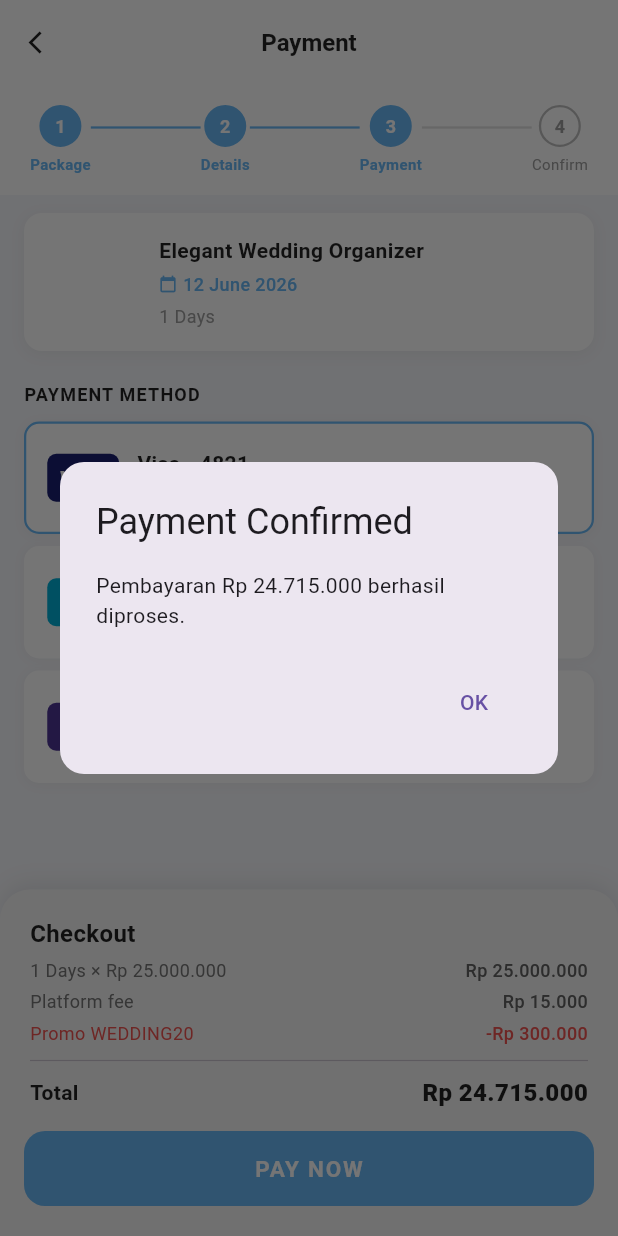
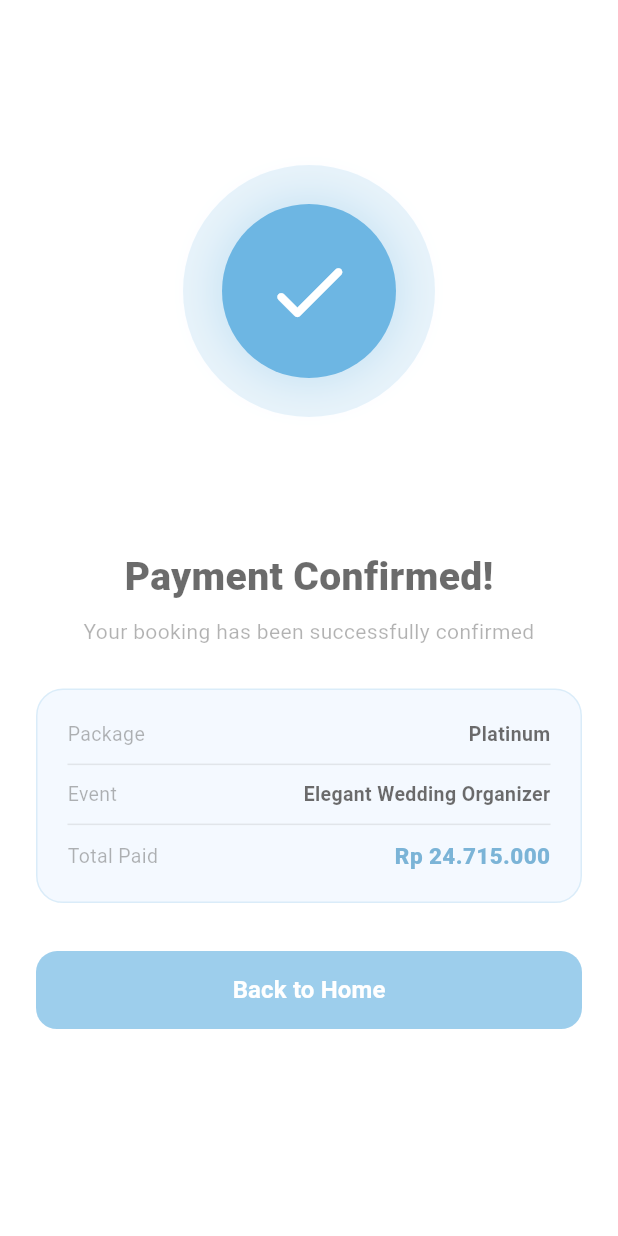
Before and after one commit to Nazlanyusuf/Final_Project_MHS_Group11, a Flutter app: the PaymentPage screen opened directly, after a tap on "PAY NOW", on a phone screen of 412 x 824 dp. Run offline on Flutter 3.47's test engine with Material 3 defaults, Android fonts, the phone set to English and light mode, and no system bars; our stand-ins replace shared_preferences; accounts and stored records are empty; network calls fail; Roboto replaces fonts that are missing (Poppins).

Commit message:
Updated Payment Page

```diff
--- a/lib/payment.dart
+++ b/lib/payment.dart
@@ -1,4 +1,5 @@
 import 'package:flutter/material.dart';
+import 'payment_success_page.dart';
 
 class PaymentPage extends StatefulWidget {
   final String packageName;
@@ -531,21 +532,14 @@ class _PaymentPageState extends State<PaymentPage> {
   }
 
   void _onPayNow() {
-    // Navigate to confirm page or show success dialog
-    showDialog(
-      context: context,
-      builder: (_) => AlertDialog(
-        shape: RoundedRectangleBorder(borderRadius: BorderRadius.circular(16)),
-        title: const Text('Payment Confirmed'),
-        content: Text(
-          'Pembayaran ${_formatRupiah(_total)} berhasil diproses.',
+    Navigator.push(
+      context,
+      MaterialPageRoute(
+        builder: (_) => PaymentSuccessPage(
+          packageName: widget.packageName,
+          eventName: widget.eventName,
+          total: _total,
         ),
-        actions: [
-          TextButton(
-            onPressed: () => Navigator.pop(context),
-            child: const Text('OK'),
-          ),
-        ],
       ),
     );
   }
--- /dev/null
+++ b/lib/payment_success_page.dart
@@ -0,0 +1,355 @@
+import 'dart:math';
+import 'package:flutter/material.dart';
+import 'main_navigation.dart';
+
+class PaymentSuccessPage extends StatefulWidget {
+  final String packageName;
+  final String eventName;
+  final double total;
+
+  const PaymentSuccessPage({
+    super.key,
+    required this.packageName,
+    required this.eventName,
+    required this.total,
+  });
+
+  @override
+  State<PaymentSuccessPage> createState() => _PaymentSuccessPageState();
+}
+
+class _PaymentSuccessPageState extends State<PaymentSuccessPage>
+    with TickerProviderStateMixin {
+  // Circle scales in with elastic bounce
+  late AnimationController _circleCtrl;
+  late Animation<double> _circleScale;
+
+  // Burst particles spread outward then fade
+  late AnimationController _burstCtrl;
+
+  // Checkmark pops in after circle
+  late AnimationController _checkCtrl;
+  late Animation<double> _checkScale;
+
+  // Content (text + card + button) fades + slides up
+  late AnimationController _contentCtrl;
+  late Animation<double> _contentOpacity;
+  late Animation<Offset> _contentSlide;
+
+  @override
+  void initState() {
+    super.initState();
+
+    _circleCtrl = AnimationController(
+      vsync: this,
+      duration: const Duration(milliseconds: 650),
+    );
+    _circleScale = CurvedAnimation(
+      parent: _circleCtrl,
+      curve: Curves.elasticOut,
+    );
+
+    _burstCtrl = AnimationController(
+      vsync: this,
+      duration: const Duration(milliseconds: 750),
+    );
+
+    _checkCtrl = AnimationController(
+      vsync: this,
+      duration: const Duration(milliseconds: 380),
+    );
+    _checkScale = CurvedAnimation(
+      parent: _checkCtrl,
+      curve: Curves.bounceOut,
+    );
+
+    _contentCtrl = AnimationController(
+      vsync: this,
+      duration: const Duration(milliseconds: 450),
+    );
+    _contentOpacity =
+        Tween<double>(begin: 0, end: 1).animate(_contentCtrl);
+    _contentSlide = Tween<Offset>(
+      begin: const Offset(0, 0.25),
+      end: Offset.zero,
+    ).animate(CurvedAnimation(parent: _contentCtrl, curve: Curves.easeOut));
+
+    // Sequence: circle + burst → checkmark → content
+    _circleCtrl.forward();
+    _burstCtrl.forward();
+    Future.delayed(const Duration(milliseconds: 420), () {
+      if (mounted) _checkCtrl.forward();
+    });
+    Future.delayed(const Duration(milliseconds: 750), () {
+      if (mounted) _contentCtrl.forward();
+    });
+  }
+
+  @override
+  void dispose() {
+    _circleCtrl.dispose();
+    _burstCtrl.dispose();
+    _checkCtrl.dispose();
+    _contentCtrl.dispose();
+    super.dispose();
+  }
+
+  String _fmt(double v) {
+    return 'Rp ${v.toStringAsFixed(0).replaceAllMapped(
+          RegExp(r'(\d{1,3})(?=(\d{3})+(?!\d))'),
+          (m) => '${m[1]}.',
+        )}';
+  }
+
+  @override
+  Widget build(BuildContext context) {
+    return Scaffold(
+      backgroundColor: Colors.white,
+      body: SafeArea(
+        child: SingleChildScrollView(
+          child: Padding(
+            padding: const EdgeInsets.symmetric(horizontal: 24),
+            child: Column(
+              children: [
+                const SizedBox(height: 64),
+
+                // ── Animated circle area ──────────────────────────
+                Center(
+                  child: SizedBox(
+                    width: 260,
+                    height: 260,
+                    child: Stack(
+                      alignment: Alignment.center,
+                      children: [
+                        // Burst particles
+                        AnimatedBuilder(
+                          animation: _burstCtrl,
+                          builder: (_, __) => CustomPaint(
+                            size: const Size(260, 260),
+                            painter: _BurstPainter(
+                                progress: _burstCtrl.value),
+                          ),
+                        ),
+
+                        // Outer glow ring
+                        ScaleTransition(
+                          scale: _circleScale,
+                          child: Container(
+                            width: 168,
+                            height: 168,
+                            decoration: BoxDecoration(
+                              color: const Color(0xFF6DB6E3)
+                                  .withOpacity(0.16),
+                              shape: BoxShape.circle,
+                            ),
+                          ),
+                        ),
+
+                        // Inner solid circle
+                        ScaleTransition(
+                          scale: _circleScale,
+                          child: Container(
+                            width: 116,
+                            height: 116,
+                            decoration: const BoxDecoration(
+                              color: Color(0xFF6DB6E3),
+                              shape: BoxShape.circle,
+                              boxShadow: [
+                                BoxShadow(
+                                  color: Color(0x446DB6E3),
+                                  blurRadius: 24,
+                                  spreadRadius: 4,
+                                ),
+                              ],
+                            ),
+                            child: ScaleTransition(
+                              scale: _checkScale,
+                              child: const Icon(
+                                Icons.check_rounded,
+                                color: Colors.white,
+                                size: 62,
+                              ),
+                            ),
+                          ),
+                        ),
+                      ],
+                    ),
+                  ),
+                ),
+
+                const SizedBox(height: 28),
+
+                // ── Animated content ─────────────────────────────
+                FadeTransition(
+                  opacity: _contentOpacity,
+                  child: SlideTransition(
+                    position: _contentSlide,
+                    child: Column(
+                      children: [
+                        const Text(
+                          'Payment Confirmed!',
+                          style: TextStyle(
+                            fontSize: 26,
+                            fontWeight: FontWeight.w800,
+                            color: Colors.black87,
+                          ),
+                        ),
+                        const SizedBox(height: 8),
+                        const Text(
+                          'Your booking has been successfully confirmed',
+                          textAlign: TextAlign.center,
+                          style: TextStyle(
+                              fontSize: 14, color: Colors.black45),
+                        ),
+
+                        const SizedBox(height: 28),
+
+                        // Detail card
+                        Container(
+                          width: double.infinity,
+                          padding: const EdgeInsets.all(20),
+                          decoration: BoxDecoration(
+                            color: const Color(0xFFF0F7FF),
+                            borderRadius: BorderRadius.circular(18),
+                            border: Border.all(
+                              color: const Color(0xFF6DB6E3)
+                                  .withOpacity(0.3),
+                            ),
+                          ),
+                          child: Column(
+                            children: [
+                              _row('Package', widget.packageName),
+                              const Padding(
+                                padding: EdgeInsets.symmetric(
+                                    vertical: 10),
+                                child: Divider(
+                                    height: 1, color: Colors.black12),
+                              ),
+                              _row('Event', widget.eventName),
+                              const Padding(
+                                padding: EdgeInsets.symmetric(
+                                    vertical: 10),
+                                child: Divider(
+                                    height: 1, color: Colors.black12),
+                              ),
+                              _row(
+                                'Total Paid',
+                                _fmt(widget.total),
+                                valueStyle: const TextStyle(
+                                  fontSize: 15,
+                                  fontWeight: FontWeight.w800,
+                                  color: Color(0xFF3A8FC4),
+                                ),
+                              ),
+                            ],
+                          ),
+                        ),
+
+                        const SizedBox(height: 32),
+
+                        SizedBox(
+                          width: double.infinity,
+                          height: 52,
+                          child: ElevatedButton(
+                            onPressed: () => Navigator.pushAndRemoveUntil(
+                              context,
+                              MaterialPageRoute(
+                                  builder: (_) => const MainNavigation()),
+                              (_) => false,
+                            ),
+                            style: ElevatedButton.styleFrom(
+                              backgroundColor: const Color(0xFF6DB6E3),
+                              foregroundColor: Colors.white,
+                              shape: RoundedRectangleBorder(
+                                borderRadius: BorderRadius.circular(14),
+                              ),
+                              elevation: 0,
+                            ),
+                            child: const Text(
+                              'Back to Home',
+                              style: TextStyle(
+                                  fontSize: 16,
+                                  fontWeight: FontWeight.w600),
+                            ),
+                          ),
+                        ),
+
+                        const SizedBox(height: 40),
+                      ],
+                    ),
+                  ),
+                ),
+              ],
+            ),
+          ),
+        ),
+      ),
+    );
+  }
+
+  Widget _row(String label, String value, {TextStyle? valueStyle}) {
+    return Row(
+      mainAxisAlignment: MainAxisAlignment.spaceBetween,
+      children: [
+        Text(label,
+            style: const TextStyle(
+                fontSize: 13, color: Colors.black45)),
+        Flexible(
+          child: Text(
+            value,
+            textAlign: TextAlign.right,
+            style: valueStyle ??
+                const TextStyle(
+                    fontSize: 13,
+                    fontWeight: FontWeight.w600,
+                    color: Colors.black87),
+          ),
+        ),
+      ],
+    );
+  }
+}
+
+// ── Burst Particle Painter ────────────────────────────────────────────────────
+
+class _BurstPainter extends CustomPainter {
+  final double progress;
+
+  const _BurstPainter({required this.progress});
+
+  static const _colors = [
+    Color(0xFF6DB6E3),
+    Color(0xFFFF9F43),
+    Color(0xFF4CAF50),
+    Color(0xFFE91E63),
+    Color(0xFF9C27B0),
+    Color(0xFF00BCD4),
+    Color(0xFFFFEB3B),
+    Color(0xFFFF5722),
+  ];
+
+  @override
+  void paint(Canvas canvas, Size size) {
+    if (progress <= 0 || progress >= 1) return;
+
+    final center = Offset(size.width / 2, size.height / 2);
+    const maxR = 118.0;
+    final r = maxR * Curves.easeOut.transform(progress);
+    final opacity = (1.0 - progress).clamp(0.0, 1.0);
+    final dotSize = 7.0 * (1 - progress * 0.45);
+
+    for (int i = 0; i < 8; i++) {
+      final angle = (i * 45.0) * (pi / 180.0);
+      canvas.drawCircle(
+        Offset(center.dx + r * cos(angle), center.dy + r * sin(angle)),
+        dotSize,
+        Paint()
+          ..color = _colors[i].withOpacity(opacity)
+          ..style = PaintingStyle.fill,
+      );
+    }
+  }
+
+  @override
+  bool shouldRepaint(_BurstPainter old) => old.progress != progress;
+}
```
